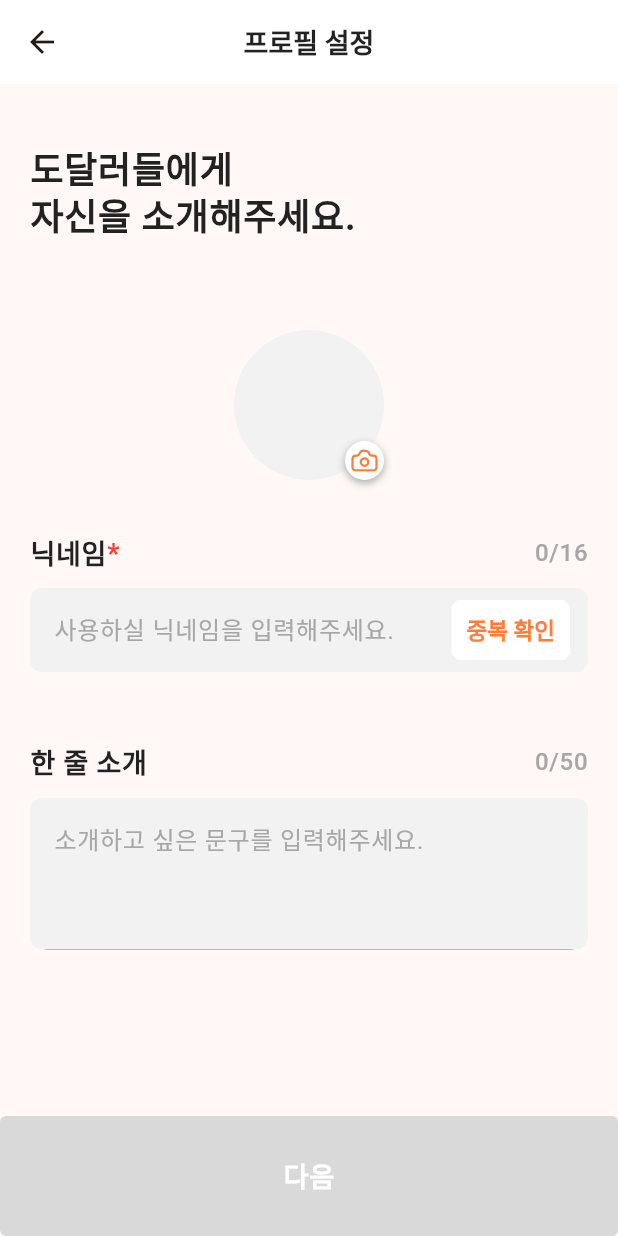
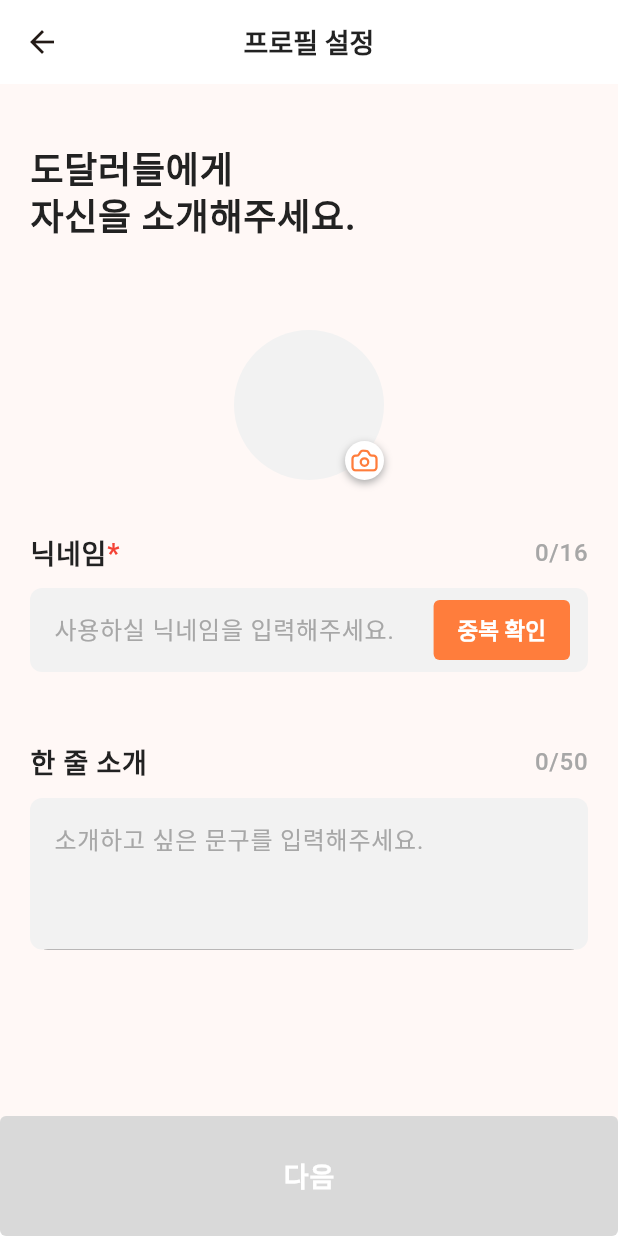
Before and after one commit to team-dodal/dodal_app, a Flutter app: the InputFormScreen screen opened directly with empty values, on a phone screen of 412 x 824 dp. Run offline on Flutter 3.47's test engine with Material 2 defaults, Android fonts, the light colour scheme and no system bars; our stand-ins replace dio, equatable, firebase_core, firebase_messaging, flutter_bloc, flutter_dotenv and 8 more; missing offline and left inert: kakao_flutter_sdk_user; accounts and stored records are empty; network calls fail; Roboto replaces fonts that are missing (Pretendard).

Commit message:
회원가입 및 유저 수정 로직 오류 해결

```diff
--- a/lib/main.dart
+++ b/lib/main.dart
@@ -34,7 +34,8 @@ class _AppState extends State<App> {
 
   checkingLoginStatus() async {
     try {
-      UserResponse user = await UserService.user();
+      UserResponse? user = await UserService.user();
+      if (user == null) return;
       if (!mounted) return;
       context.read<UserCubit>().set(User(
             id: user.id!,
--- a/lib/model/user_model.dart
+++ b/lib/model/user_model.dart
@@ -3,7 +3,8 @@ import 'package:equatable/equatable.dart';
 
 class User extends Equatable {
   final int id;
-  final String email, nickname, content, profileUrl, socialType;
+  final String email, nickname, content, socialType;
+  final String? profileUrl;
   final DateTime registerAt;
   final List<Tag> tagList;
 
@@ -27,7 +28,7 @@ class User extends Equatable {
         email,
         nickname,
         content,
-        profileUrl,
+        profileUrl.toString(),
         registerAt,
         socialType,
         tagList.toString(),
--- a/lib/screens/sign_in/main.dart
+++ b/lib/screens/sign_in/main.dart
@@ -53,7 +53,7 @@ class SignInScreen extends StatelessWidget {
               email: res.email!,
               nickname: res.nickname!,
               content: res.content!,
-              profileUrl: res.profileUrl!,
+              profileUrl: res.profileUrl,
               registerAt: res.registerAt!,
               socialType: res.socialType!,
               tagList: res.tagList!,
@@ -120,7 +120,7 @@ class SignInScreen extends StatelessWidget {
                   const SizedBox(height: 8),
                   ElevatedButton(
                     style: ElevatedButton.styleFrom(
-                      backgroundColor: AppColors.bgColor2,
+                      backgroundColor: AppColors.bgColor3,
                       minimumSize: const Size(double.infinity, 64),
                       foregroundColor: AppColors.systemBlack,
                       textStyle: Typo(context)
--- a/lib/screens/sign_up/input_form_screen.dart
+++ b/lib/screens/sign_up/input_form_screen.dart
@@ -128,14 +128,11 @@ class _InputFormScreenState extends State<InputFormScreen> {
                     _nicknameChecked = false;
                   });
                 },
-                child: OutlinedButton(
-                  style: OutlinedButton.styleFrom(
+                child: ElevatedButton(
+                  style: ElevatedButton.styleFrom(
                     padding: const EdgeInsets.symmetric(
-                      horizontal: 10,
+                      horizontal: 16,
                       vertical: 8,
-                    ),
-                    shape: BeveledRectangleBorder(
-                      borderRadius: BorderRadius.circular(4),
                     ),
                   ),
                   onPressed: _nicknameChecked
--- a/lib/screens/sign_up/main.dart
+++ b/lib/screens/sign_up/main.dart
@@ -36,7 +36,7 @@ class _SignUpScreenState extends State<SignUpScreen> {
   List<String> category = [];
 
   _submit() async {
-    SignUpResponse res = await UserService.signUp(
+    SignUpResponse? res = await UserService.signUp(
       widget.socialType,
       widget.socialId,
       widget.email,
@@ -45,7 +45,7 @@ class _SignUpScreenState extends State<SignUpScreen> {
       content,
       category,
     );
-
+    if (res == null) return;
     if (res.accessToken != null && res.refreshToken != null) {
       secureStorage.write(key: 'accessToken', value: res.accessToken);
       secureStorage.write(key: 'refreshToken', value: res.refreshToken);
--- a/lib/screens/welcome/main.dart
+++ b/lib/screens/welcome/main.dart
@@ -12,7 +12,7 @@ class WelcomeScreen extends StatelessWidget {
 
   @override
   Widget build(BuildContext context) {
-    final Future<UserResponse> user = UserService.user();
+    final Future<UserResponse?> user = UserService.user();
     return Scaffold(
       body: FutureBuilder(
         future: user,
@@ -25,7 +25,7 @@ class WelcomeScreen extends StatelessWidget {
                   email: user.email!,
                   nickname: user.nickname!,
                   content: user.content!,
-                  profileUrl: user.profileUrl!,
+                  profileUrl: user.profileUrl,
                   registerAt: user.registerAt!,
                   socialType: user.socialType!,
                   tagList: user.tagList!,
@@ -87,7 +87,7 @@ class WelcomeScreen extends StatelessWidget {
           child: Text(
             '도전하러 가기',
             style: Typo(context).body1()!.copyWith(
-                  color: AppColors.systemGrey5,
+                  color: AppColors.systemWhite,
                   fontWeight: FontWeight.bold,
                 ),
           ),
--- /dev/null
+++ b/lib/services/common/error_dialog.dart
@@ -0,0 +1,20 @@
+import 'package:dio/dio.dart';
+import 'package:dodal_app/main.dart';
+import 'package:dodal_app/widgets/common/system_dialog.dart';
+import 'package:flutter/material.dart';
+
+class ResponseErrorDialog {
+  String message = '에러가 발생하였습니다.';
+  ResponseErrorDialog(DioException error) {
+    if (error.response!.statusCode == 401) {
+      message = '다시 로그인해주세요.';
+    }
+
+    showDialog(
+      context: navigatorKey.currentContext!,
+      builder: (context) {
+        return SystemDialog(subTitle: message);
+      },
+    );
+  }
+}
--- a/lib/theme/color.dart
+++ b/lib/theme/color.dart
@@ -10,10 +10,11 @@ class AppColors {
   static const systemGrey2 = Color(0xffA7A7A7);
   static const systemGrey3 = Color(0xffD9D9D9);
   static const systemGrey4 = Color(0xffF2F2F2);
-  static const systemGrey5 = Color(0xffFFFFFF);
+  static const systemWhite = Color(0xffFFFFFF);
   static const bgColor1 = Color(0xffFFFFFF);
-  static const bgColor2 = Color(0xffF2F2F2);
-  static const bgColor3 = Color(0xffD9D9D9);
+  static const bgColor2 = Color(0xffFAFAFA);
+  static const bgColor3 = Color(0xffF2F2F2);
+  static const bgColor4 = Color(0xffD9D9D9);
   static const basicColor1 = Color(0xffD9D9D9);
   static const basicColor2 = Color(0xffF2F2F2);
   static const danger = Color(0xffFF4D4F);
--- a/lib/theme/theme_data.dart
+++ b/lib/theme/theme_data.dart
@@ -77,8 +77,8 @@ ThemeData lightTheme = ThemeData(
     style: ElevatedButton.styleFrom(
       backgroundColor: AppColors.orange,
       foregroundColor: AppColors.bgColor1,
-      disabledBackgroundColor: AppColors.bgColor3,
-      disabledForegroundColor: AppColors.systemBlack,
+      disabledBackgroundColor: AppColors.bgColor4,
+      disabledForegroundColor: AppColors.systemGrey2,
       textStyle: const TextStyle(fontSize: 15, fontWeight: FontWeight.bold),
       elevation: 0,
       shape: RoundedRectangleBorder(
@@ -88,7 +88,7 @@ ThemeData lightTheme = ThemeData(
   ),
   inputDecorationTheme: InputDecorationTheme(
     filled: true,
-    fillColor: AppColors.bgColor2,
+    fillColor: AppColors.bgColor3,
     border: OutlineInputBorder(
       borderSide: BorderSide.none,
       borderRadius: BorderRadius.circular(8),
--- a/lib/widgets/common/avatar_image.dart
+++ b/lib/widgets/common/avatar_image.dart
@@ -52,15 +52,26 @@ class _AvatarImageState extends State<AvatarImage> {
             child: Builder(
               builder: (context) {
                 if (widget.image != null && widget.image != '') {
+                  if (widget.image is File) {
                     return FadeInImage(
                       placeholder: MemoryImage(kTransparentImage),
-                    image: widget.image is File
-                        ? FileImage(widget.image)
-                        : NetworkImage(widget.image) as ImageProvider,
+                      image: FileImage(widget.image),
                       fit: BoxFit.cover,
                       width: double.infinity,
                       height: double.infinity,
                     );
+                  } else {
+                    return FadeInImage.memoryNetwork(
+                      placeholder: kTransparentImage,
+                      image: widget.image,
+                      fit: BoxFit.cover,
+                      width: double.infinity,
+                      height: double.infinity,
+                      imageErrorBuilder: (context, error, stackTrace) {
+                        return const SizedBox();
+                      },
+                    );
+                  }
                 }
                 return const SizedBox();
               },
--- a/lib/widgets/common/create_form_title.dart
+++ b/lib/widgets/common/create_form_title.dart
@@ -45,7 +45,7 @@ class CreateFormTitle extends StatelessWidget {
                                 '$step',
                                 style: Typo(context).body4()!.copyWith(
                                       color: step == currentStep
-                                          ? AppColors.systemGrey5
+                                          ? AppColors.systemWhite
                                           : AppColors.systemGrey2,
                                       fontWeight: FontWeight.bold,
                                     ),
--- a/lib/widgets/common/submit_button.dart
+++ b/lib/widgets/common/submit_button.dart
@@ -30,7 +30,7 @@ class SubmitButton extends StatelessWidget {
             title,
             style: Typo(context).body1()!.copyWith(
                   fontWeight: FontWeight.bold,
-                  color: AppColors.systemGrey5,
+                  color: AppColors.systemWhite,
                 ),
           ),
         ),
--- a/lib/widgets/common/text_input.dart
+++ b/lib/widgets/common/text_input.dart
@@ -111,7 +111,7 @@ class _TextInputState extends State<TextInput> {
                   focusNode: _focusNode,
                   decoration: InputDecoration(
                     fillColor:
-                        _isFocused ? AppColors.systemGrey5 : AppColors.bgColor2,
+                        _isFocused ? AppColors.systemWhite : AppColors.bgColor3,
                     counterText: '',
                     hintText: widget.placeholder,
                     suffixIcon: Padding(
--- a/lib/widgets/mypage/user_info_box.dart
+++ b/lib/widgets/mypage/user_info_box.dart
@@ -14,7 +14,7 @@ class UserInfoBox extends StatelessWidget {
   @override
   Widget build(BuildContext context) {
     return BlocBuilder<UserCubit, User?>(builder: (context, user) {
-      user!;
+      if (user == null) return const SizedBox();
       return Card(
         elevation: 0,
         child: Padding(
@@ -84,7 +84,7 @@ class UserInfoBox extends StatelessWidget {
                 width: double.infinity,
                 height: 78,
                 decoration: const BoxDecoration(
-                  color: AppColors.bgColor2,
+                  color: AppColors.bgColor3,
                   borderRadius: BorderRadius.all(Radius.circular(8)),
                 ),
                 child: Padding(
```
Also changed, not shown: lib/screens/modify_user/main.dart (+6 -3 lines), lib/services/common/main.dart (+19 -26 lines), lib/services/user_service.dart (+38 -18 lines), lib/widgets/common/image_bottom_sheet.dart (+24 -4 lines), lib/widgets/common/system_dialog.dart (+22 -9 lines), lib/widgets/modify_user/input_form_content.dart (+3 -6 lines), 2 other files. Lines whose indentation alone changed are shown as unchanged.
